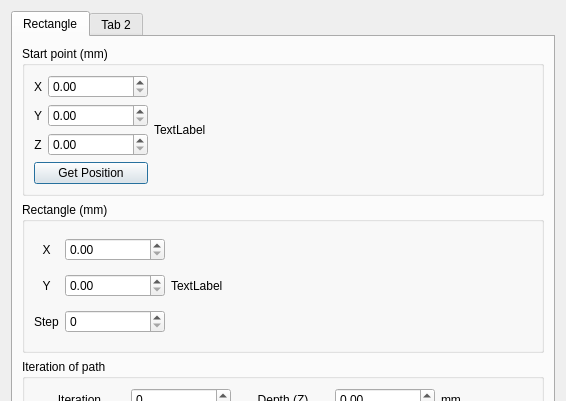
The window that sources/forms/CodeGenerator.ui (eduard-x/cnc-qt) describes before a commit, drawn with Qt 5; both pictures show x 0 to 566 and y 0 to 401 of the 566 by 671 pixel window.
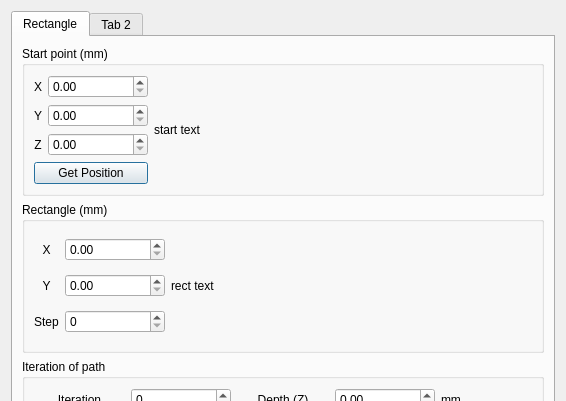
The same window after the commit.

Diff of the .ui file:
```diff
--- a/sources/forms/CodeGenerator.ui
+++ b/sources/forms/CodeGenerator.ui
@@ -109,7 +109,7 @@
              </sizepolicy>
             </property>
             <property name="text">
-             <string>TextLabel</string>
+             <string>start text</string>
             </property>
            </widget>
           </item>
@@ -266,7 +266,7 @@
              </sizepolicy>
             </property>
             <property name="text">
-             <string>TextLabel</string>
+             <string>rect text</string>
             </property>
            </widget>
           </item>
```
Left out of the diff: 36 changed lines with no effect on the pictures.
